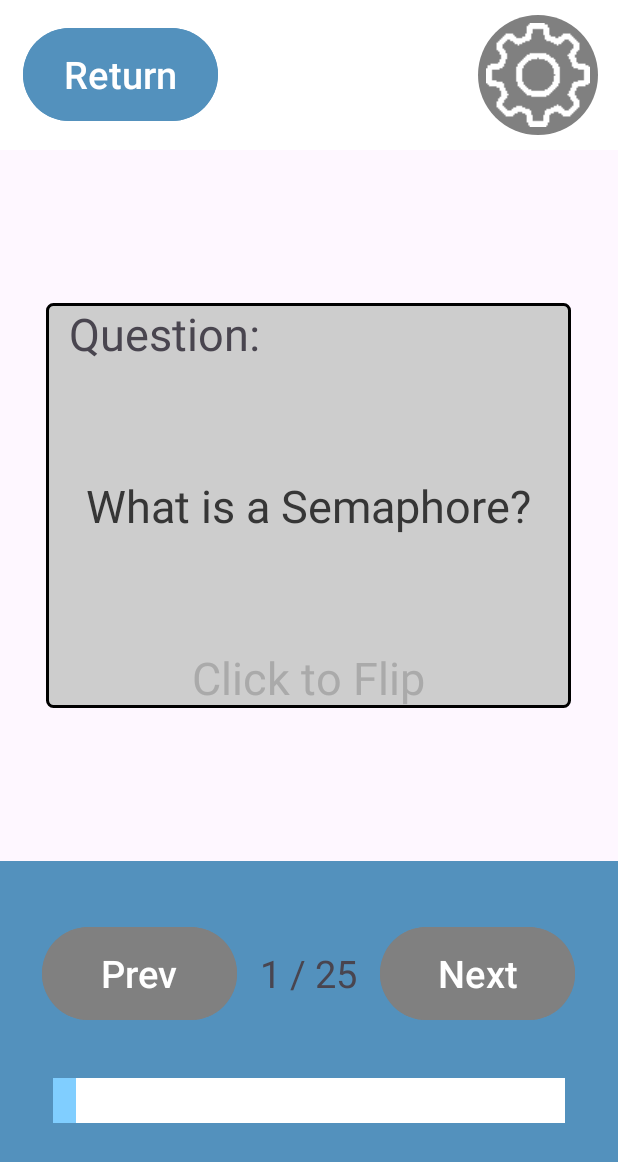
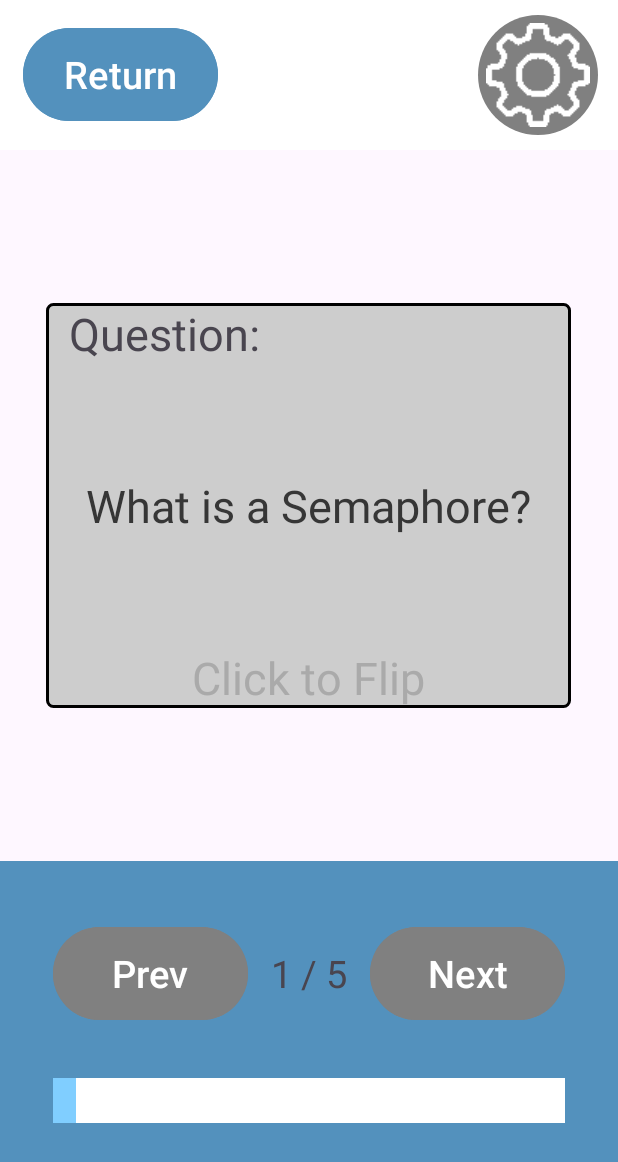
Before and after one commit to ncorcoran771/FlashcardApp, an Android app: the Study_Screen screen opened directly, with no data from a screen before it, on a phone screen of 412 x 824 dp. Shown: the top 1162 px of the screen. Run offline under Robolectric (Android 15) with nearby library versions, the phone set to English and light mode, and no system bars.

Commit message:
Can Go Between Questions

```diff
--- a/app/src/main/java/com/hfad/flashcardapp/Study_Screen.java
+++ b/app/src/main/java/com/hfad/flashcardapp/Study_Screen.java
@@ -3,6 +3,7 @@ package com.hfad.flashcardapp;
 import android.content.Intent;
 import android.os.Bundle;
 import android.view.View;
+import android.widget.LinearLayout;
 import android.widget.TextView;
 
 import androidx.activity.EdgeToEdge;
@@ -12,8 +13,8 @@ import androidx.core.view.ViewCompat;
 import androidx.core.view.WindowInsetsCompat;
 
 public class Study_Screen extends AppCompatActivity {
-    int card_index = 0;
-    int deck_size = 25;
+    int card_index;
+    int deck_size;
     @Override
     protected void onCreate(Bundle savedInstanceState) {
         super.onCreate(savedInstanceState);
@@ -27,6 +28,13 @@ public class Study_Screen extends AppCompatActivity {
         });
     }
 
+    private void _update_question() {
+        String[] string_array = getResources().getStringArray(R.array.question_list);
+        String question = string_array[card_index];
+        TextView question_region = findViewById(R.id.question_text);
+        question_region.setText(question);
+        this.deck_size = string_array.length;
+    }
     public void next_card(View view){
         card_index = (card_index + 1) % deck_size;
         updateView();
@@ -49,6 +57,7 @@ public class Study_Screen extends AppCompatActivity {
 
     public void updateView(){
         TextView index_view = findViewById(R.id.card_indexer);
+        _update_question();
         String index_string = (card_index + 1) + " / " + deck_size;
         index_view.setText(index_string);
     }
--- a/app/src/main/res/layout/activity_study_screen.xml
+++ b/app/src/main/res/layout/activity_study_screen.xml
@@ -60,6 +60,7 @@
                     android:background="@drawable/grey_border"
                     >
                     <TextView
+
                         android:text="Question:"
                         android:layout_width="wrap_content"
                         android:layout_height="wrap_content"
@@ -68,6 +69,7 @@
                         />
 
                     <TextView
+                        android:id="@+id/question_text"
                         android:text="What is a Semaphore?"
                         android:layout_width="wrap_content"
                         android:layout_height="wrap_content"
```
